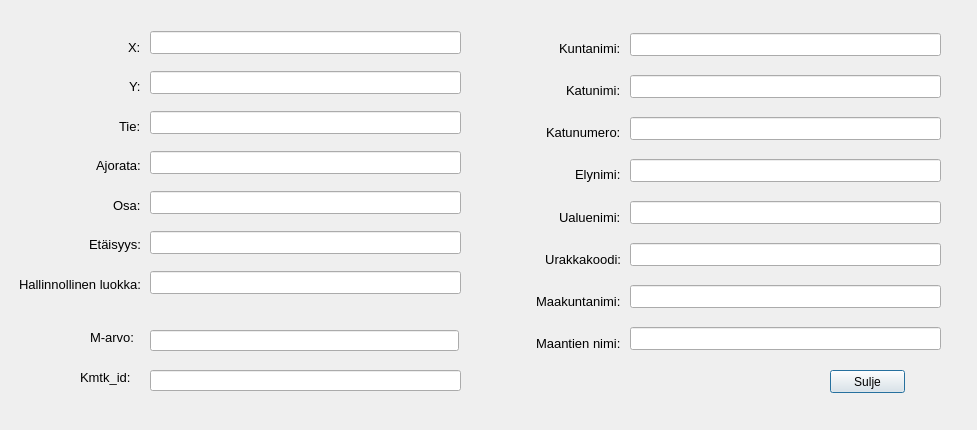
Old version of the form dialogs/PopUp_dialog.ui in the repository finnishtransportagency/QGIS-tieosoitetyokalu.
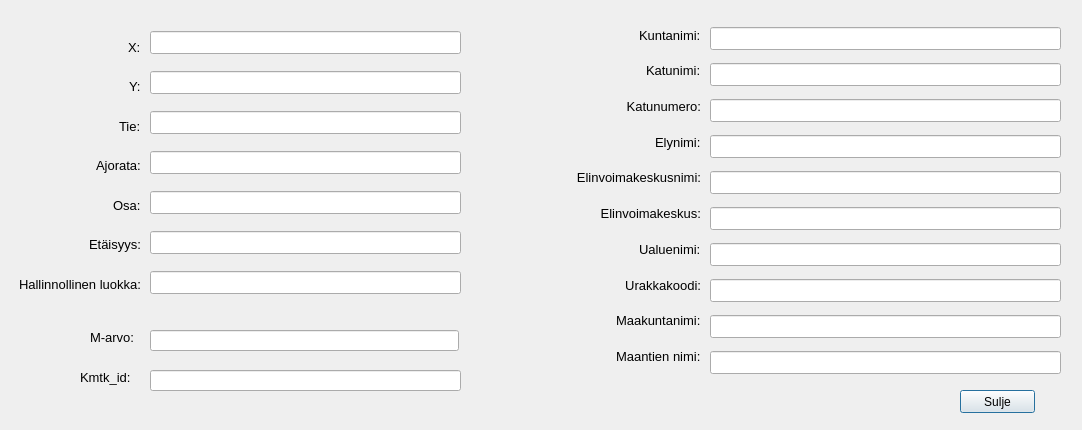
New version of the form.

Commit message: added elinvoimakeskus fields and updated localization

Diff of the .ui file:
```diff
--- a/dialogs/PopUp_dialog.ui
+++ b/dialogs/PopUp_dialog.ui
@@ -6,7 +6,7 @@
    <rect>
     <x>0</x>
     <y>0</y>
-    <width>977</width>
+    <width>1082</width>
     <height>430</height>
    </rect>
   </property>
@@ -295,8 +295,8 @@
   <widget class="QPushButton" name="SuljeButton">
    <property name="geometry">
     <rect>
-     <x>830</x>
-     <y>370</y>
+     <x>960</x>
+     <y>390</y>
      <width>75</width>
      <height>23</height>
     </rect>
@@ -409,10 +409,10 @@
   <widget class="QWidget" name="layoutWidget">
    <property name="geometry">
     <rect>
-     <x>630</x>
+     <x>710</x>
      <y>20</y>
-     <width>311</width>
-     <height>351</height>
+     <width>351</width>
+     <height>361</height>
     </rect>
    </property>
    <property name="font">
@@ -552,6 +552,24 @@
       </property>
      </widget>
     </item>
+    <item>
+     <widget class="QLineEdit" name="EvkeskusnimilineEdit">
+      <property name="font">
+       <font>
+        <pointsize>10</pointsize>
+       </font>
+      </property>
+     </widget>
+    </item>
+    <item>
+     <widget class="QLineEdit" name="EvkeskuslineEdit">
+      <property name="font">
+       <font>
+        <pointsize>10</pointsize>
+       </font>
+      </property>
+     </widget>
+    </item>
     <item>
      <widget class="QLineEdit" name="UaluenimilineEdit">
       <property name="palette">
@@ -649,9 +667,9 @@
    <property name="geometry">
     <rect>
      <x>480</x>
-     <y>30</y>
-     <width>141</width>
-     <height>331</height>
+     <y>20</y>
+     <width>221</width>
+     <height>351</height>
     </rect>
    </property>
    <property name="font">
@@ -684,7 +702,7 @@
       </property>
      </widget>
     </item>
-    <item alignment="Qt::AlignRight">
+    <item>
      <widget class="QLabel" name="label_7">
       <property name="font">
        <font>
@@ -694,6 +712,9 @@
       <property name="text">
        <string>Katunumero:</string>
       </property>
+      <property name="alignment">
+       <set>Qt::AlignRight|Qt::AlignTrailing|Qt::AlignVCenter</set>
+      </property>
      </widget>
     </item>
     <item alignment="Qt::AlignRight">
@@ -708,6 +729,36 @@
       </property>
      </widget>
     </item>
+    <item>
+     <widget class="QLabel" name="label_19">
+      <property name="font">
+       <font>
+        <pointsize>10</pointsize>
+       </font>
+      </property>
+      <property name="text">
+       <string>Elinvoimakeskusnimi:</string>
+      </property>
+      <property name="alignment">
+       <set>Qt::AlignRight|Qt::AlignTrailing|Qt::AlignVCenter</set>
+      </property>
+     </widget>
+    </item>
+    <item>
+     <widget class="QLabel" name="label_20">
+      <property name="font">
+       <font>
+        <pointsize>10</pointsize>
+       </font>
+      </property>
+      <property name="text">
+       <string>Elinvoimakeskus:</string>
+      </property>
+      <property name="alignment">
+       <set>Qt::AlignRight|Qt::AlignTrailing|Qt::AlignVCenter</set>
+      </property>
+     </widget>
+    </item>
     <item alignment="Qt::AlignRight">
      <widget class="QLabel" name="label_12">
       <property name="font">
```
The commit also changes 4 other files.
